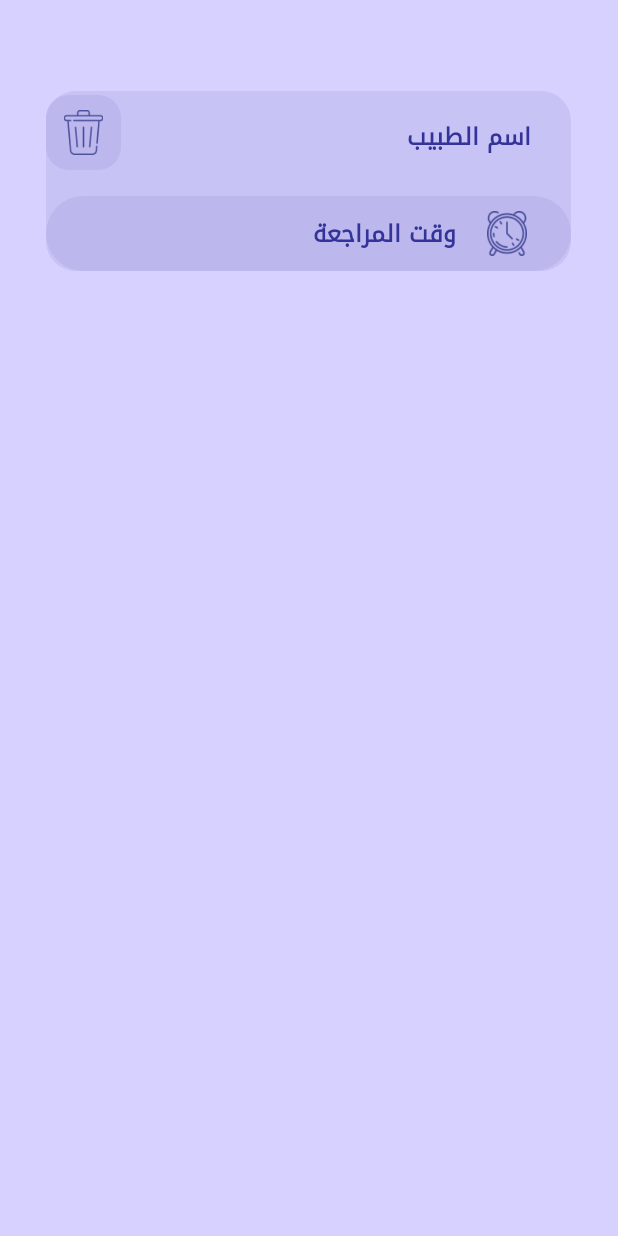
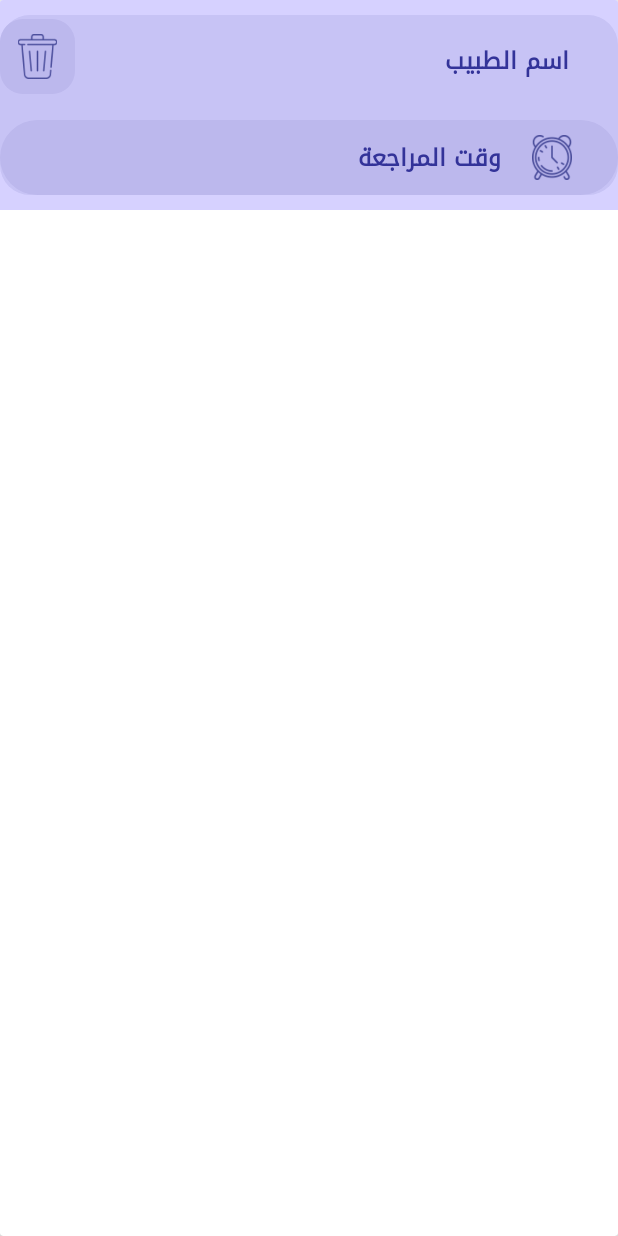
Before and after one commit to Alna7ari/Sugar, an Android app: the layout cardview_notifactions.xml on its own in the app's theme, with its tools: preview values and no code run, on a phone screen of 412 x 824 dp. Run offline under Robolectric (Android 15) with nearby library versions, the phone set to English and light mode, and no system bars; Roboto replaces fonts that are not available here.

Commit message:
تعديل كارد الاشعارات

```diff
--- a/app/src/main/res/layout/cardview_notifactions.xml
+++ b/app/src/main/res/layout/cardview_notifactions.xml
@@ -1,5 +1,5 @@
 <?xml version="1.0" encoding="utf-8"?>
-<androidx.constraintlayout.widget.ConstraintLayout xmlns:android="http://schemas.android.com/apk/res/android"
+<androidx.cardview.widget.CardView xmlns:android="http://schemas.android.com/apk/res/android"
     xmlns:app="http://schemas.android.com/apk/res-auto"
     xmlns:tools="http://schemas.android.com/tools"
     android:layout_width="match_parent"
@@ -9,16 +9,23 @@
     tools:context=".activities.MainActivity">
 
     <androidx.constraintlayout.widget.ConstraintLayout
+        android:id="@+id/card_view"
+        android:layout_width="match_parent"
+        android:layout_height="wrap_content"
+        android:background="#d6d1ff">
+
+        <androidx.constraintlayout.widget.ConstraintLayout
             android:id="@+id/constraintLayout7"
-        android:layout_width="350dp"
+            android:layout_width="0dp"
             android:layout_height="120dp"
+            android:layout_marginTop="10dp"
+            android:layout_marginBottom="10dp"
             android:background="@drawable/custom_continar_shape"
             app:layout_constraintBottom_toBottomOf="parent"
             app:layout_constraintEnd_toEndOf="parent"
-        app:layout_constraintHorizontal_bias="0.491"
             app:layout_constraintStart_toStartOf="parent"
             app:layout_constraintTop_toTopOf="parent"
-        app:layout_constraintVertical_bias="0.086">
+            app:layout_constraintVertical_bias="0.0">
 
             <TextView
                 android:id="@+id/textView34"
@@ -90,5 +97,6 @@
                     app:layout_constraintTop_toTopOf="parent" />
             </androidx.constraintlayout.widget.ConstraintLayout>
         </androidx.constraintlayout.widget.ConstraintLayout>
+    </androidx.constraintlayout.widget.ConstraintLayout>
 
-</androidx.constraintlayout.widget.ConstraintLayout>
+</androidx.cardview.widget.CardView>
```
Lines whose indentation alone changed are shown as unchanged.
